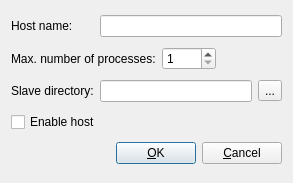
Qt form sigel/ui/SIGEL_MasterUI/SIG_EditHostDialogBase.ui (jayMcBee/sigel-evolutionary-walking-robots) before a commit.
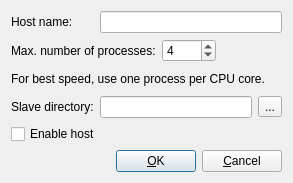
The same form after that commit.

Commit message: A new host starts at 4 processes, and the Edit host dialog says to use one per CPU core

Diff of the .ui file:
```diff
--- a/sigel/ui/SIGEL_MasterUI/SIG_EditHostDialogBase.ui
+++ b/sigel/ui/SIGEL_MasterUI/SIG_EditHostDialogBase.ui
@@ -50,7 +50,7 @@
                 <number>1</number>
               </property>
               <property name="value">
-                <number>1</number>
+                <number>4</number>
               </property>
             </widget>
           </item>
@@ -72,7 +72,17 @@
           </item>
         </layout>
       </item>
-      <item row="4" column="0" rowspan="1" colspan="2">
+      <item row="2" column="0" rowspan="1" colspan="2">
+        <widget class="QLabel" name="textlabelProcessesHint">
+          <property name="text">
+            <string>For best speed, use one process per CPU core.</string>
+          </property>
+          <property name="wordWrap">
+            <bool>false</bool>
+          </property>
+        </widget>
+      </item>
+      <item row="5" column="0" rowspan="1" colspan="2">
         <layout class="QHBoxLayout">
           <property name="margin">
             <number>0</number>
@@ -115,7 +125,7 @@
           </item>
         </layout>
       </item>
-      <item row="2" column="1">
+      <item row="3" column="1">
         <layout class="QHBoxLayout">
           <property name="margin">
             <number>0</number>
@@ -135,7 +145,7 @@
           </item>
         </layout>
       </item>
-      <item row="2" column="0">
+      <item row="3" column="0">
         <widget class="QLabel" name="textlabelSlaveDirectory">
           <property name="text">
             <string>Slave directory:</string>
@@ -158,7 +168,7 @@
           </property>
         </widget>
       </item>
-      <item row="3" column="0" rowspan="1" colspan="2">
+      <item row="4" column="0" rowspan="1" colspan="2">
         <widget class="QCheckBox" name="checkboxEnableHost">
           <property name="text">
             <string>Enable host</string>
```
The commit also changes 2 other files.
